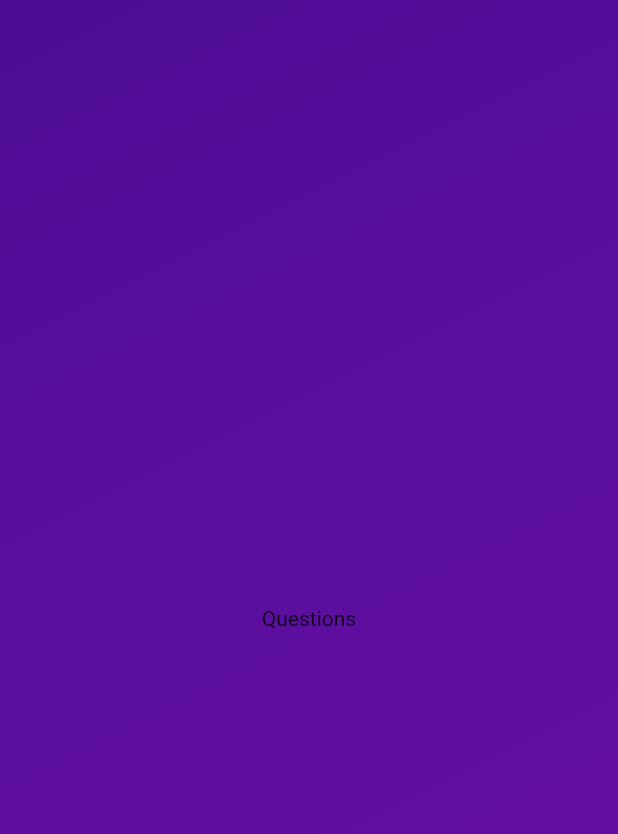
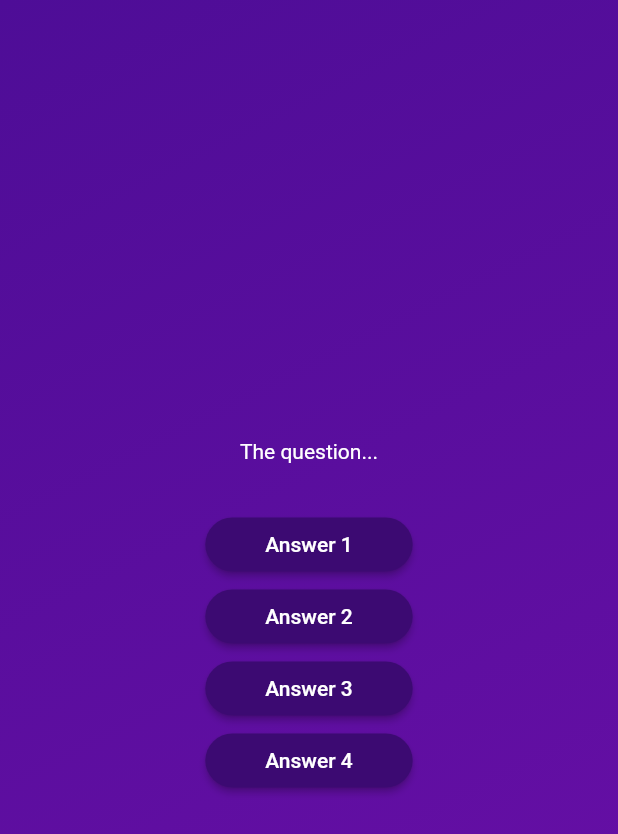
Before and after one commit to BMSihlas/adv_basics, a Flutter app: the screen it shows after launch, after a tap on "Start Quiz", on a phone screen of 412 x 824 dp. Shown: the top 834 px of the screen. Run offline on Flutter 3.47's test engine with Material 2 defaults, Android fonts, the phone set to English and light mode, and no system bars.

Commit message:
Creating the questions screen; questions model; answer styled button custom widget;

```diff
--- /dev/null
+++ b/lib/answer_button.dart
@@ -0,0 +1,31 @@
+import 'package:flutter/material.dart';
+
+class AnswerButton extends StatelessWidget {
+  const AnswerButton({
+    super.key,
+    required this.answerText,
+    required this.onTap,
+  });
+
+  final String answerText;
+  final void Function() onTap;
+
+  @override
+  Widget build(BuildContext context) {
+    return ElevatedButton(
+      onPressed: onTap,
+      style: ElevatedButton.styleFrom(
+        padding: const EdgeInsets.symmetric(
+          vertical: 10,
+          horizontal: 40,
+        ),
+        backgroundColor: const Color.fromARGB(255, 60, 10, 114),
+        foregroundColor: Colors.white,
+        shape: RoundedRectangleBorder(
+          borderRadius: BorderRadius.circular(40),
+        ),
+      ),
+      child: Text(answerText),
+    );
+  }
+}
--- /dev/null
+++ b/lib/data/questions.dart
@@ -0,0 +1,58 @@
+import 'package:adv_basics/models/quiz_question.dart';
+
+const questions = [
+  QuizQuestion(
+    'What are the main building blocks of Flutter UIs?',
+    [
+      'Widgets',
+      'Components',
+      'Blocks',
+      'Functions',
+    ],
+  ),
+  QuizQuestion(
+    'How are Flutter UIs built?',
+    [
+      'By combining widgets in code',
+      'By combining widgets in a visual editor',
+      'By defining widgets in config files',
+      'By using XCode for iOS and Android Studio for Android',
+    ],
+  ),
+  QuizQuestion(
+    'What\'s the purpose of a StatefulWidget?',
+    [
+      'Update UI as data changes',
+      'Update data as UI changes',
+      'Ignore data changes',
+      'Render UI that does not depend on data',
+    ],
+  ),
+  QuizQuestion(
+    'Which widget should you try to use more often: StatelessWidget or StatefulWidget?',
+    [
+      'StatelessWidget',
+      'StatefulWidget',
+      'Both are equally good',
+      'None of the above',
+    ],
+  ),
+  QuizQuestion(
+    'What happens if you change data in a StatelessWidget?',
+    [
+      'The UI is not updated',
+      'The UI is updated',
+      'The closest StatefulWidget is updated',
+      'Any nested StatefulWidgets are updated',
+    ],
+  ),
+  QuizQuestion(
+    'How should you update data inside of StatefulWidgets?',
+    [
+      'By calling setState()',
+      'By calling updateData()',
+      'By calling updateUI()',
+      'By calling updateState()',
+    ],
+  ),
+];
--- /dev/null
+++ b/lib/models/quiz_question.dart
@@ -0,0 +1,6 @@
+class QuizQuestion {
+  const QuizQuestion(this.text, this.answers);
+
+  final String text;
+  final List<String> answers;
+}
--- a/lib/questions_screen.dart
+++ b/lib/questions_screen.dart
@@ -1,4 +1,6 @@
 import 'package:flutter/material.dart';
+
+import 'package:adv_basics/answer_button.dart';
 
 class QuestionsScreen extends StatefulWidget {
   const QuestionsScreen({super.key});
@@ -10,11 +12,38 @@ class QuestionsScreen extends StatefulWidget {
 }
 
 class _QuestionsScreenState extends State<QuestionsScreen> {
-
   @override
   Widget build(BuildContext context) {
-    return const Center(
-      child: Text("Questions"),
+    return SizedBox(
+      width: double.infinity,
+      child: Column(
+        mainAxisAlignment: MainAxisAlignment.center,
+        children: [
+          const Text(
+            'The question...',
+            style: TextStyle(
+              color: Colors.white,
+            ),
+          ),
+          const SizedBox(height: 30),
+          AnswerButton(
+            answerText: 'Answer 1',
+            onTap: () {},
+          ),
+          AnswerButton(
+            answerText: 'Answer 2',
+            onTap: () {},
+          ),
+          AnswerButton(
+            answerText: 'Answer 3',
+            onTap: () {},
+          ),
+          AnswerButton(
+            answerText: 'Answer 4',
+            onTap: () {},
+          ),
+        ],
+      ),
     );
   }
 }
--- a/lib/quiz.dart
+++ b/lib/quiz.dart
@@ -14,28 +14,30 @@ class Quiz extends StatefulWidget {
 }
 
 class _QuizState extends State<Quiz> {
-  Widget? activeScreen;
-
-  @override
-  void initState() {
-    activeScreen = StartScreen(switchScreen);
-    super.initState();
-  }
+  String activeScreen = 'start-screen';
 
   void switchScreen() {
     setState(() {
-      activeScreen = const QuestionsScreen();
+      activeScreen = 'questions-screen';
     });
   }
 
   @override
   Widget build(BuildContext context) {
+    Widget screenWidget = StartScreen(switchScreen);
+
+    if (activeScreen == 'questions-screen') {
+      screenWidget = const QuestionsScreen();
+    } else if (activeScreen == 'start-screen') {
+      screenWidget = StartScreen(switchScreen);
+    }
+
     return MaterialApp(
       home: Scaffold(
         body: GradientContainer(
           const Color.fromARGB(255, 78, 13, 151),
           const Color.fromARGB(255, 107, 15, 168),
-          child: activeScreen,
+          child: screenWidget,
         ),
       ),
     );
```
